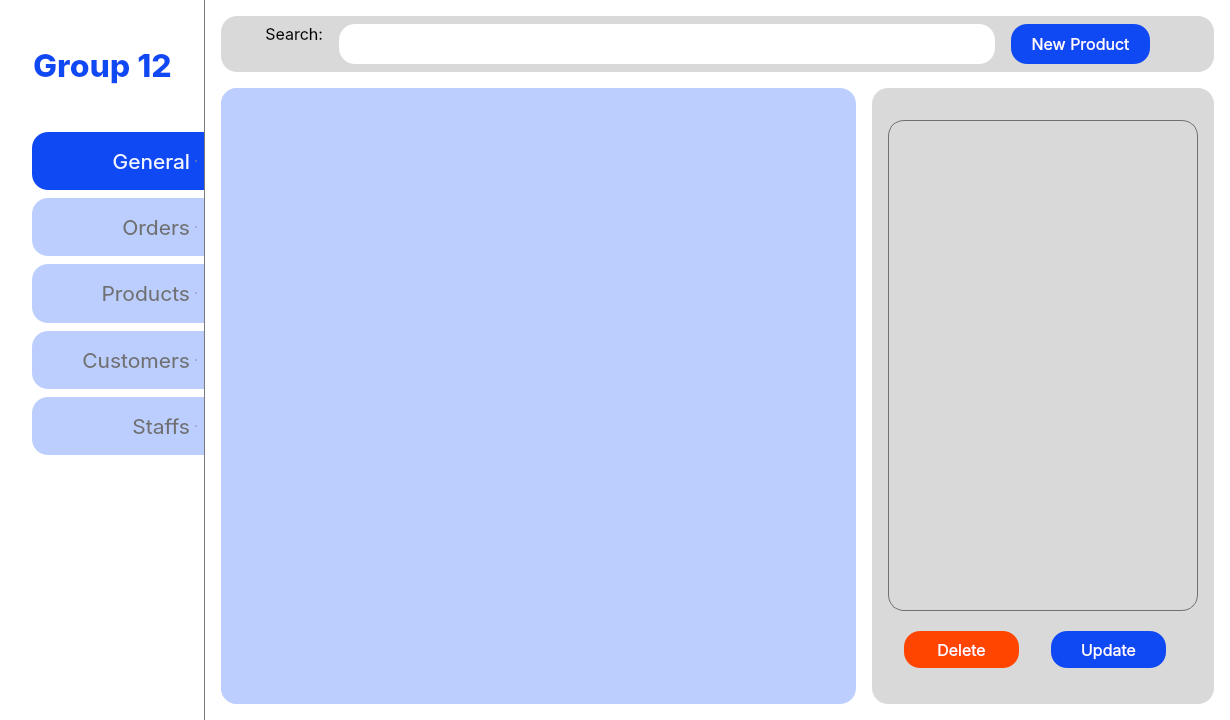
The window that UI/ultimate-design.ui (PTHieu1023/Database-lab-project-ultimate) describes before a commit, drawn with Qt 5.
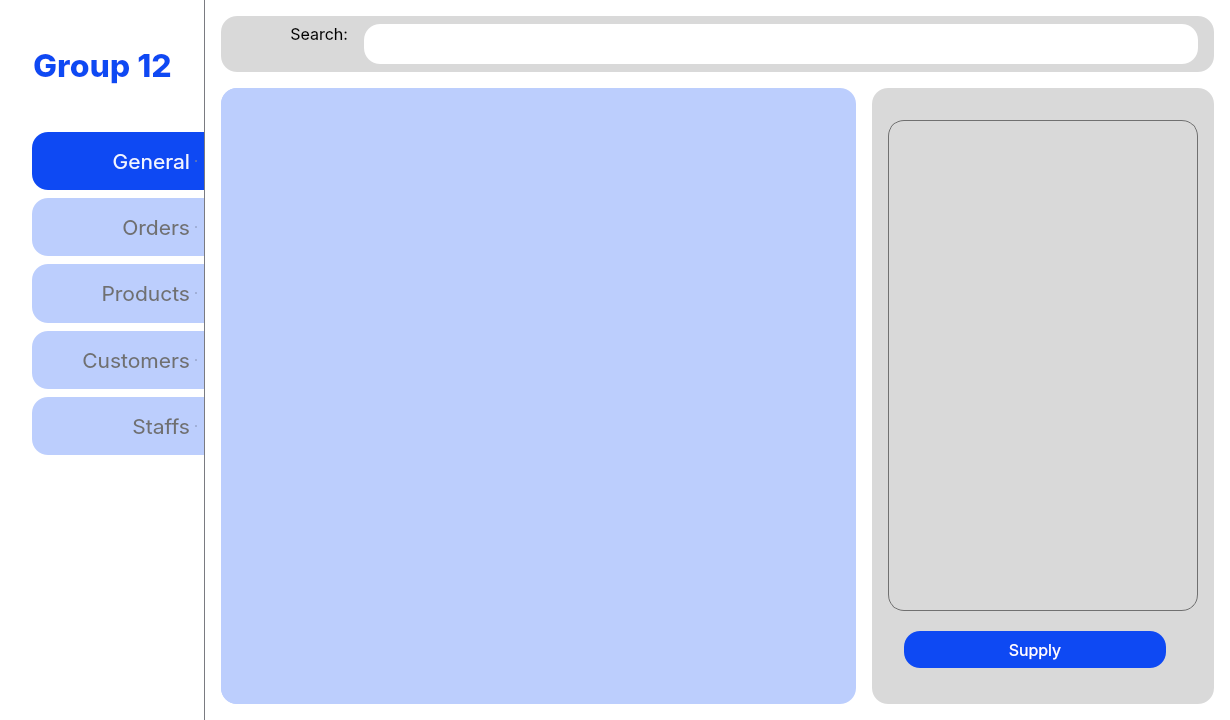
The same window after the commit. The open tabs and pages were chosen to show the change. Custom widgets are drawn as their Qt base class.

Commit message: do product features

Patch:
```diff
--- a/UI/ultimate-design.ui
+++ b/UI/ultimate-design.ui
@@ -1049,7 +1049,7 @@
 	background-color:rgb(14, 73, 243);
 }</string>
             </property>
-            <layout class="QHBoxLayout" name="horizontalLayout_5" stretch="1,7,2">
+            <layout class="QHBoxLayout" name="horizontalLayout_5" stretch="1,7">
              <property name="spacing">
               <number>16</number>
              </property>
@@ -1103,26 +1103,6 @@
                </property>
               </widget>
              </item>
-             <item>
-              <widget class="QPushButton" name="btn_add_product">
-               <property name="sizePolicy">
-                <sizepolicy hsizetype="Minimum" vsizetype="Expanding">
-                 <horstretch>0</horstretch>
-                 <verstretch>0</verstretch>
-                </sizepolicy>
-               </property>
-               <property name="font">
-                <font>
-                 <family>Inter</family>
-                 <pointsize>12</pointsize>
-                 <fontweight>Medium</fontweight>
-                </font>
-               </property>
-               <property name="text">
-                <string>New Product</string>
-               </property>
-              </widget>
-             </item>
             </layout>
            </widget>
           </item>
@@ -1316,7 +1296,7 @@
               </widget>
              </item>
              <item>
-              <layout class="QHBoxLayout" name="horizontalLayout_6" stretch="1,1">
+              <layout class="QHBoxLayout" name="horizontalLayout_6" stretch="1">
                <property name="spacing">
                 <number>32</number>
                </property>
@@ -1332,29 +1312,6 @@
                <property name="bottomMargin">
                 <number>4</number>
                </property>
-               <item>
-                <widget class="QPushButton" name="btn_del_product">
-                 <property name="sizePolicy">
-                  <sizepolicy hsizetype="Expanding" vsizetype="Expanding">
-                   <horstretch>0</horstretch>
-                   <verstretch>0</verstretch>
-                  </sizepolicy>
-                 </property>
-                 <property name="font">
-                  <font>
-                   <family>Inter</family>
-                   <pointsize>12</pointsize>
-                   <fontweight>Medium</fontweight>
-                  </font>
-                 </property>
-                 <property name="styleSheet">
-                  <string notr="true">background-color: #FF4500;</string>
-                 </property>
-                 <property name="text">
-                  <string>Delete</string>
-                 </property>
-                </widget>
-               </item>
                <item>
                 <widget class="QPushButton" name="btn_update_product">
                  <property name="sizePolicy">
@@ -1371,7 +1328,7 @@
                   </font>
                  </property>
                  <property name="text">
-                  <string>Update</string>
+                  <string>Supply</string>
                  </property>
                 </widget>
                </item>
```
Left out of the diff: 6 changed lines with no effect on the pictures. The commit also changes 13 other files.
